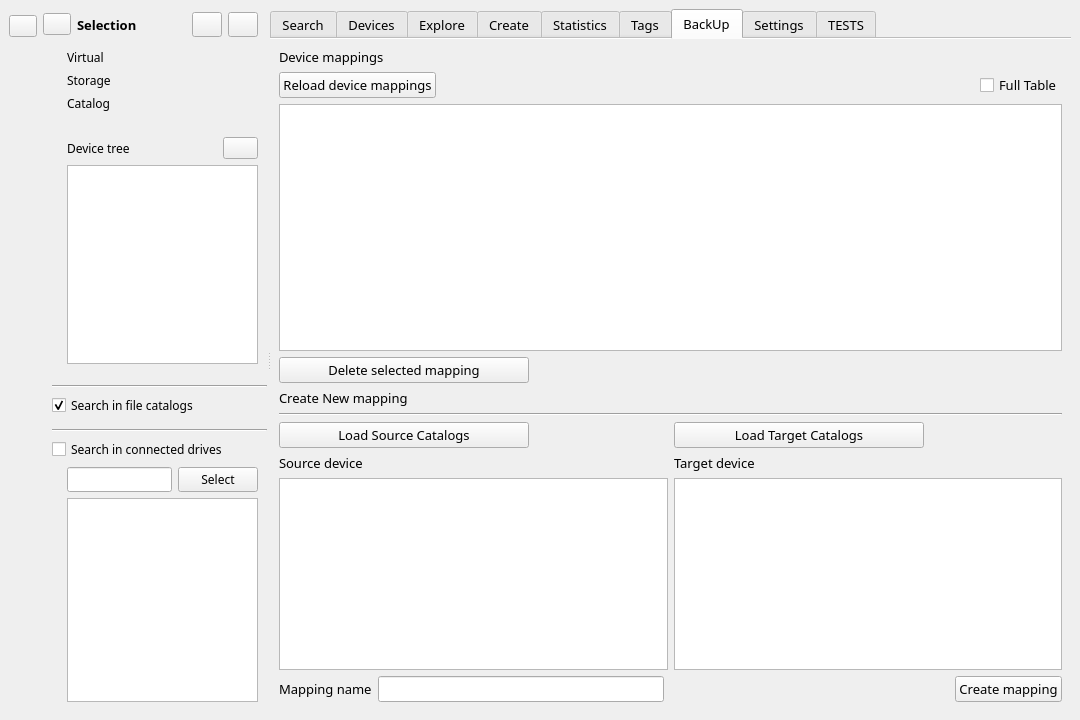
First picture: the form in src/mainwindow.ui, repository StephaneCouturier/Katalog, before the edit.
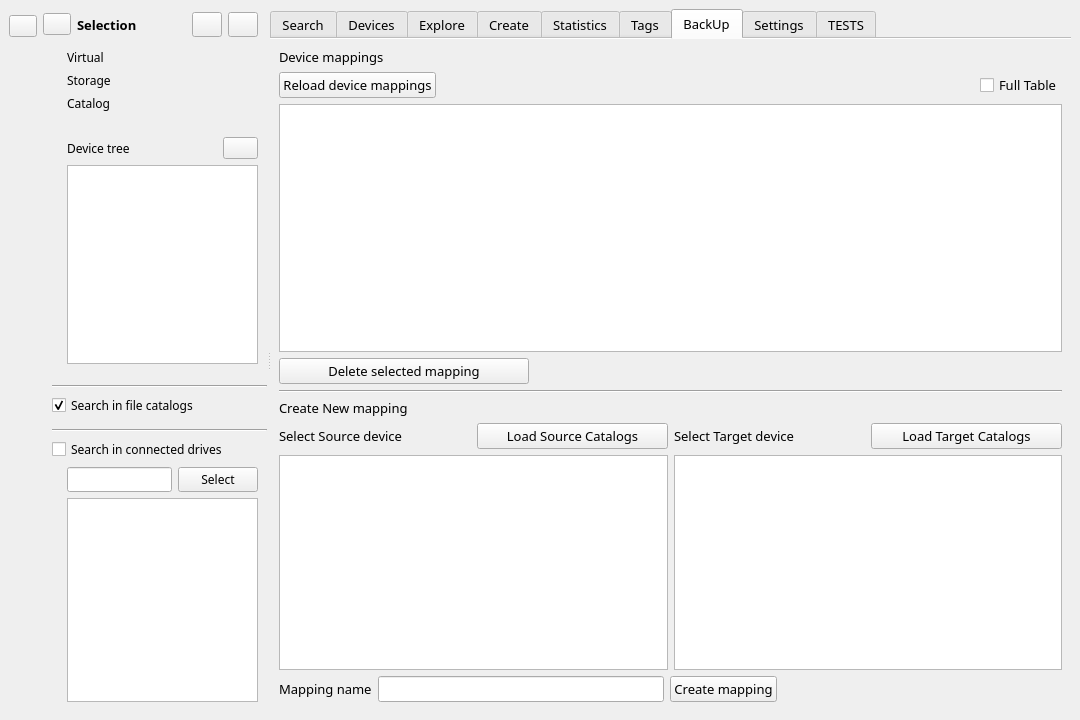
Second picture: the form after the edit. The open tabs and pages were chosen to show the change. Icons and pictures are not drawn. Custom widgets are drawn as their Qt base class.

```diff
--- a/src/mainwindow.ui
+++ b/src/mainwindow.ui
@@ -7317,6 +7317,127 @@
             <string>BackUp</string>
            </attribute>
            <layout class="QGridLayout" name="gridLayout_4">
+            <item row="6" column="0">
+             <widget class="QLabel" name="BackUp_label_CreateMapping">
+              <property name="text">
+               <string>Create New mapping</string>
+              </property>
+             </widget>
+            </item>
+            <item row="4" column="0">
+             <widget class="QPushButton" name="BackUp_pushButton_DeleteSelectedMapping">
+              <property name="maximumSize">
+               <size>
+                <width>250</width>
+                <height>16777215</height>
+               </size>
+              </property>
+              <property name="text">
+               <string>Delete selected mapping</string>
+              </property>
+              <property name="icon">
+               <iconset theme="QIcon::ThemeIcon::EditDelete"/>
+              </property>
+             </widget>
+            </item>
+            <item row="12" column="0">
+             <layout class="QHBoxLayout" name="BackUp_horizontalLayout_Save">
+              <item>
+               <widget class="QLabel" name="BackUp_label_Name">
+                <property name="text">
+                 <string>Mapping name</string>
+                </property>
+               </widget>
+              </item>
+              <item>
+               <widget class="QLineEdit" name="BackUp_lineEdit_Name"/>
+              </item>
+              <item>
+               <widget class="QPushButton" name="BackUp_pushButton_SaveMapping">
+                <property name="text">
+                 <string>Create mapping</string>
+                </property>
+               </widget>
+              </item>
+              <item>
+               <spacer name="horizontalSpacer">
+                <property name="orientation">
+                 <enum>Qt::Orientation::Horizontal</enum>
+                </property>
+                <property name="sizeHint" stdset="0">
+                 <size>
+                  <width>40</width>
+                  <height>20</height>
+                 </size>
+                </property>
+               </spacer>
+              </item>
+             </layout>
+            </item>
+            <item row="11" column="0">
+             <layout class="QGridLayout" name="BackUp_gridLayout_CreateMapping">
+              <item row="5" column="0">
+               <widget class="QTreeView" name="BackUp_treeView_List1"/>
+              </item>
+              <item row="5" column="1">
+               <widget class="QTreeView" name="BackUp_treeView_List2"/>
+              </item>
+              <item row="1" column="0">
+               <layout class="QHBoxLayout" name="horizontalLayout_3">
+                <item>
+                 <widget class="QLabel" name="BackUp_label_SourceDevice">
+                  <property name="text">
+                   <string>Select Source device</string>
+                  </property>
+                 </widget>
+                </item>
+                <item>
+                 <widget class="QPushButton" name="BackUp_pushButton_ReloadSourceList">
+                  <property name="maximumSize">
+                   <size>
+                    <width>250</width>
+                    <height>16777215</height>
+                   </size>
+                  </property>
+                  <property name="text">
+                   <string>Load Source Catalogs</string>
+                  </property>
+                  <property name="icon">
+                   <iconset theme="view-refresh"/>
+                  </property>
+                 </widget>
+                </item>
+               </layout>
+              </item>
+              <item row="1" column="1">
+               <layout class="QHBoxLayout" name="horizontalLayout_9">
+                <item>
+                 <widget class="QLabel" name="BackUp_label_TargetDevice">
+                  <property name="text">
+                   <string>Select Target device</string>
+                  </property>
+                 </widget>
+                </item>
+                <item>
+                 <widget class="QPushButton" name="BackUp_pushButton_ReloadTargetList">
+                  <property name="maximumSize">
+                   <size>
+                    <width>250</width>
+                    <height>16777215</height>
+                   </size>
+                  </property>
+                  <property name="text">
+                   <string>Load Target Catalogs</string>
+                  </property>
+                  <property name="icon">
+                   <iconset theme="view-refresh"/>
+                  </property>
+                 </widget>
+                </item>
+               </layout>
+              </item>
+             </layout>
+            </item>
             <item row="1" column="0">
              <layout class="QHBoxLayout" name="horizontalLayout">
               <item>
@@ -7371,126 +7492,13 @@
               </property>
              </widget>
             </item>
-            <item row="9" column="0">
-             <layout class="QHBoxLayout" name="BackUp_horizontalLayout_Save">
-              <item>
-               <widget class="QLabel" name="BackUp_label_Name">
-                <property name="text">
-                 <string>Mapping name</string>
-                </property>
-               </widget>
-              </item>
-              <item>
-               <widget class="QLineEdit" name="BackUp_lineEdit_Name"/>
-              </item>
-              <item>
-               <spacer name="horizontalSpacer">
-                <property name="orientation">
-                 <enum>Qt::Orientation::Horizontal</enum>
-                </property>
-                <property name="sizeHint" stdset="0">
-                 <size>
-                  <width>40</width>
-                  <height>20</height>
-                 </size>
-                </property>
-               </spacer>
-              </item>
-              <item>
-               <widget class="QPushButton" name="BackUp_pushButton_SaveMapping">
-                <property name="text">
-                 <string>Create mapping</string>
-                </property>
-               </widget>
-              </item>
-             </layout>
-            </item>
-            <item row="4" column="0">
-             <widget class="QPushButton" name="BackUp_pushButton_DeleteSelectedMapping">
-              <property name="maximumSize">
-               <size>
-                <width>250</width>
-                <height>16777215</height>
-               </size>
-              </property>
-              <property name="text">
-               <string>Delete selected mapping</string>
-              </property>
-              <property name="icon">
-               <iconset theme="QIcon::ThemeIcon::EditDelete"/>
-              </property>
-             </widget>
-            </item>
-            <item row="6" column="0">
+            <item row="5" column="0">
              <widget class="Line" name="BackUp_line_Separate1">
               <property name="orientation">
                <enum>Qt::Orientation::Horizontal</enum>
               </property>
              </widget>
             </item>
-            <item row="8" column="0">
-             <layout class="QGridLayout" name="BackUp_gridLayout_CreateMapping">
-              <item row="2" column="1">
-               <widget class="QLabel" name="BackUp_label_TargetDevice">
-                <property name="text">
-                 <string>Target device</string>
-                </property>
-               </widget>
-              </item>
-              <item row="3" column="0">
-               <widget class="QTreeView" name="BackUp_treeView_List1"/>
-              </item>
-              <item row="2" column="0">
-               <widget class="QLabel" name="BackUp_label_SourceDevice">
-                <property name="text">
-                 <string>Source device</string>
-                </property>
-               </widget>
-              </item>
-              <item row="3" column="1">
-               <widget class="QTreeView" name="BackUp_treeView_List2"/>
-              </item>
-              <item row="1" column="0">
-               <widget class="QPushButton" name="BackUp_pushButton_ReloadSourceList">
-                <property name="maximumSize">
-                 <size>
-                  <width>250</width>
-                  <height>16777215</height>
-                 </size>
-                </property>
-                <property name="text">
-                 <string>Load Source Catalogs</string>
-                </property>
-                <property name="icon">
-                 <iconset theme="view-refresh"/>
-                </property>
-               </widget>
-              </item>
-              <item row="1" column="1">
-               <widget class="QPushButton" name="BackUp_pushButton_ReloadTargetList">
-                <property name="maximumSize">
-                 <size>
-                  <width>250</width>
-                  <height>16777215</height>
-                 </size>
-                </property>
-                <property name="text">
-                 <string>Load Target Catalogs</string>
-                </property>
-                <property name="icon">
-                 <iconset theme="view-refresh"/>
-                </property>
-               </widget>
-              </item>
-             </layout>
-            </item>
-            <item row="5" column="0">
-             <widget class="QLabel" name="BackUp_label_CreateMapping">
-              <property name="text">
-               <string>Create New mapping</string>
-              </property>
-             </widget>
-            </item>
            </layout>
           </widget>
           <widget class="QWidget" name="tab_Settings">
```
